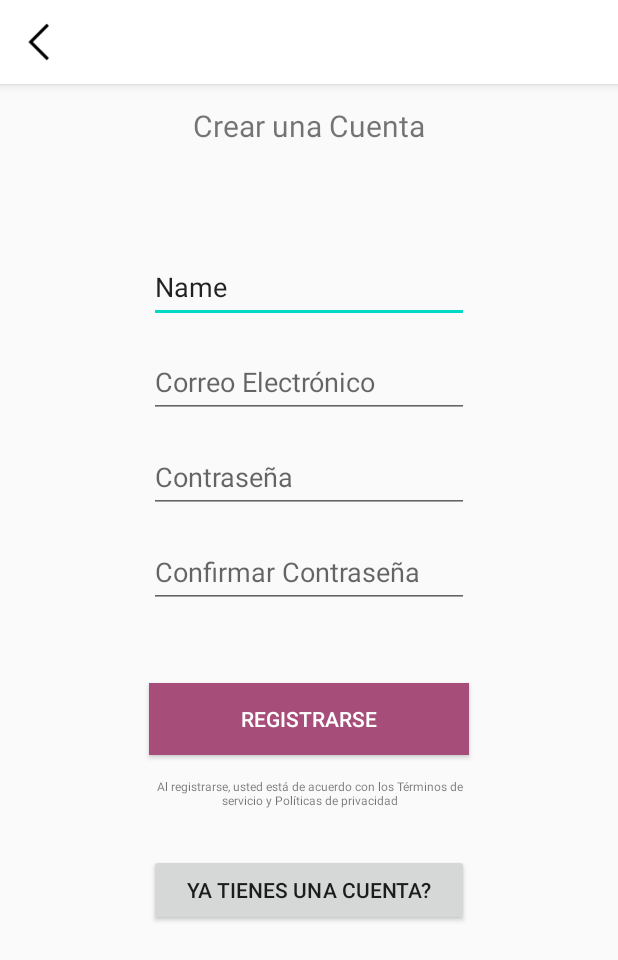
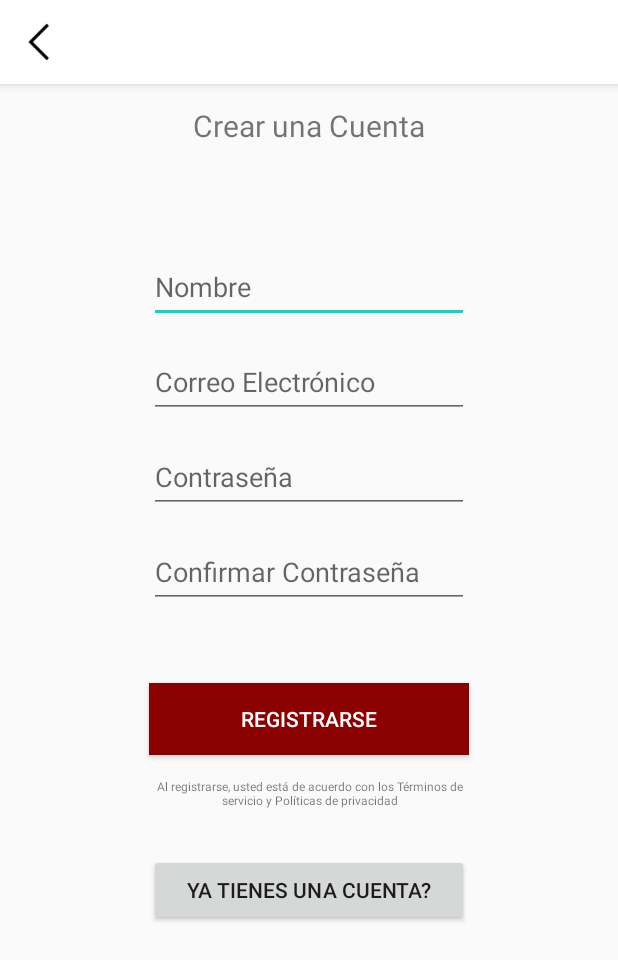
Before and after one commit to cristhianmunoz/AppAndroid-PholapSC, an Android app: the SingInActivity screen opened directly, with no data from a screen before it, on a phone screen of 412 x 824 dp. Shown: the top 960 px of the screen. Run offline under Robolectric (Android 15) with nearby library versions, the phone set to English and light mode, and no system bars.

Commit message:
update/IntentActivity

```diff
--- a/app/src/main/java/com/munozcristhian/pholapsc/SessionActivity.kt
+++ b/app/src/main/java/com/munozcristhian/pholapsc/SessionActivity.kt
@@ -11,7 +11,7 @@ class SessionActivity : AppCompatActivity(){
         setContentView(R.layout.activity_session)
         var btnbackSession = findViewById<ImageView>(R.id.imgViewBackBarSession)
         btnbackSession.setOnClickListener {
-            val intention = Intent(this, ListSessionActivity::class.java)
+            val intention = Intent(this, CategoryActivity::class.java)
             startActivity(intention)
         }
 
--- a/app/src/main/res/layout/activity_sing_in.xml
+++ b/app/src/main/res/layout/activity_sing_in.xml
@@ -64,7 +64,6 @@
         android:hint="@string/SingIn_Nombre"
         android:inputType="textPersonName"
         android:minHeight="48dp"
-        android:text="Name"
         app:layout_constraintEnd_toEndOf="@+id/textViewTitleSingIn"
         app:layout_constraintStart_toStartOf="@+id/textViewTitleSingIn"
         app:layout_constraintTop_toBottomOf="@+id/textViewTitleSingIn"
--- a/app/src/main/res/values/colors.xml
+++ b/app/src/main/res/values/colors.xml
@@ -9,5 +9,5 @@
     <color name="white">#FFFFFFFF</color>
     <color name="TxtColorConfiguracionesBtns">#2b78e4</color>
     <color name="separatorBtnsConfiguraciones">#EAEAEA</color>
-    <color name="SingInButton">#a64d79</color>
+    <color name="SingInButton">#8B0101</color>
 </resources>
```
Also changed, not shown: app/src/main/java/com/munozcristhian/pholapsc/MainActivity.kt (+7 -0 lines).
